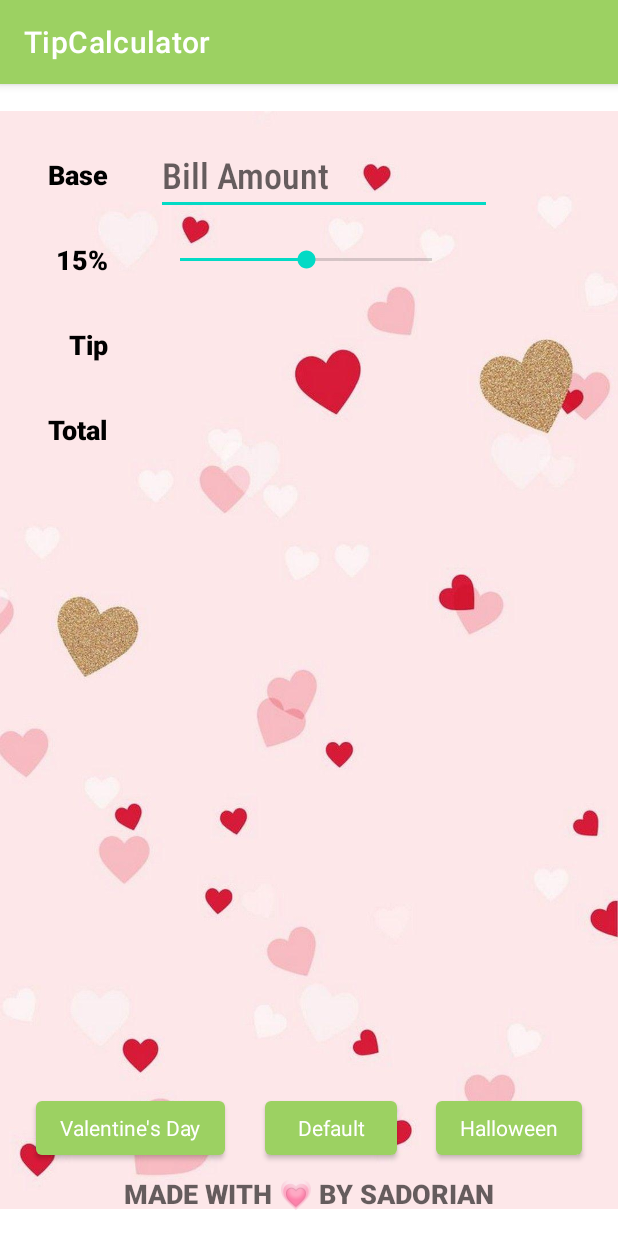
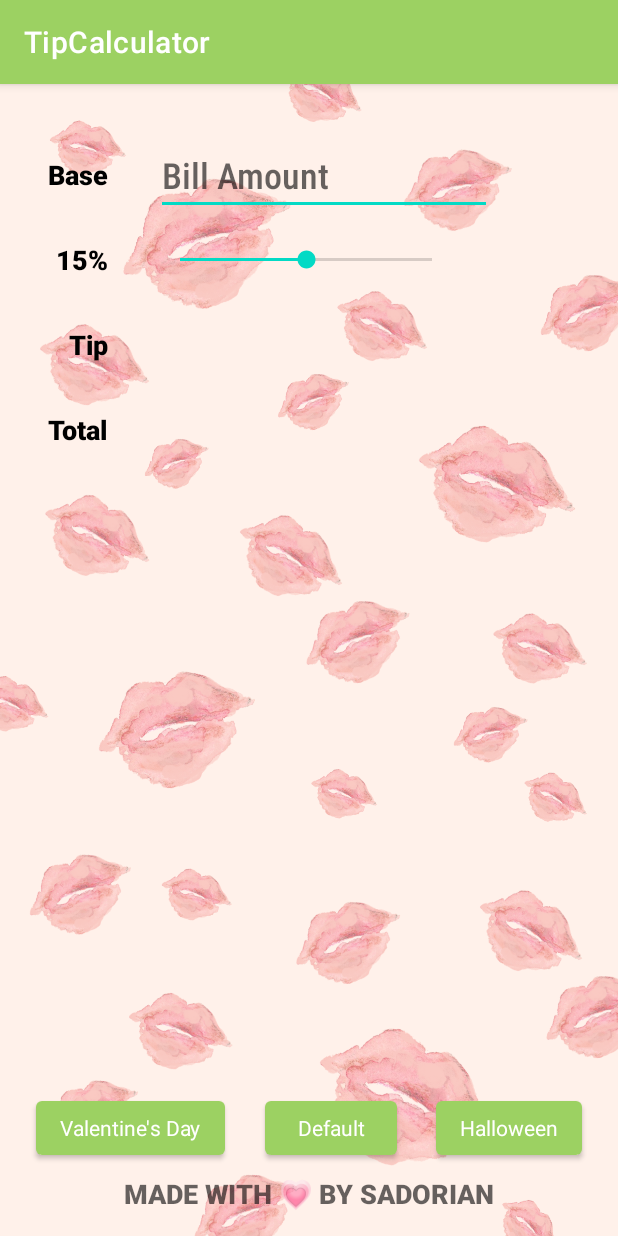
Before and after one commit to sadoreena/TipCalculator, an Android app: the screen it shows after launch (MainActivity), after a tap on "Valentine's Day", on a phone screen of 412 x 824 dp. Run offline under Robolectric (Android 15) with nearby library versions, the phone set to English and light mode, and no system bars.

```diff
--- a/app/src/main/java/com/example/tipcalculator/MainActivity.kt
+++ b/app/src/main/java/com/example/tipcalculator/MainActivity.kt
@@ -73,10 +73,17 @@ class MainActivity : AppCompatActivity() {
 
         HalloweenButton.setOnClickListener(View.OnClickListener {
             HalloweenBackground.isVisible = true
+            ValentinesBackground.isVisible = false
         })
 
         ValentinesDayButton.setOnClickListener(View.OnClickListener {
+            HalloweenBackground.isVisible = false
             ValentinesBackground.isVisible = true
+        })
+
+        DefaultButton.setOnClickListener(View.OnClickListener {
+            HalloweenBackground.isVisible = false
+            ValentinesBackground.isVisible = false
         })
 
     }
--- a/app/src/main/res/layout/activity_main.xml
+++ b/app/src/main/res/layout/activity_main.xml
@@ -14,10 +14,11 @@
         android:id="@+id/ValentinesBackground"
         android:layout_width="match_parent"
         android:layout_height="match_parent"
+        android:scaleType="fitXY"
         android:visibility="invisible"
-        app:srcCompat="@drawable/valentinesday2"
-        tools:layout_editor_absoluteX="24dp"
-        tools:layout_editor_absoluteY="104dp" />
+        app:srcCompat="@drawable/valentinesday3"
+        tools:layout_editor_absoluteX="104dp"
+        tools:layout_editor_absoluteY="355dp" />
 
     <ImageView
         android:id="@+id/HalloweenBackground"
--- a/app/src/main/res/values/colors.xml
+++ b/app/src/main/res/values/colors.xml
@@ -8,4 +8,7 @@
     <color name="black">#FF000000</color>
     <color name="white">#FFFFFFFF</color>
     <color name="green">#9CD162</color>
+    <color name="pink">#FFCCF4</color>
+    <color name="orange">#FFD493</color>
+
 </resources>
```
Also changed, not shown: app/src/main/res/values/themes.xml (+28 -0 lines), app/src/main/res/drawable/valentinesday3.png (added).
